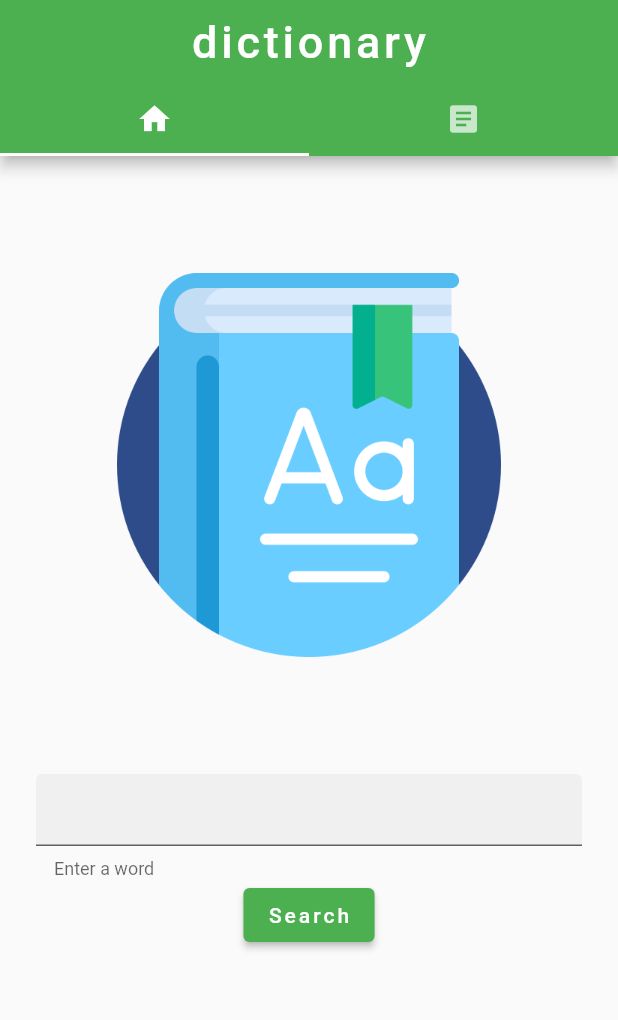
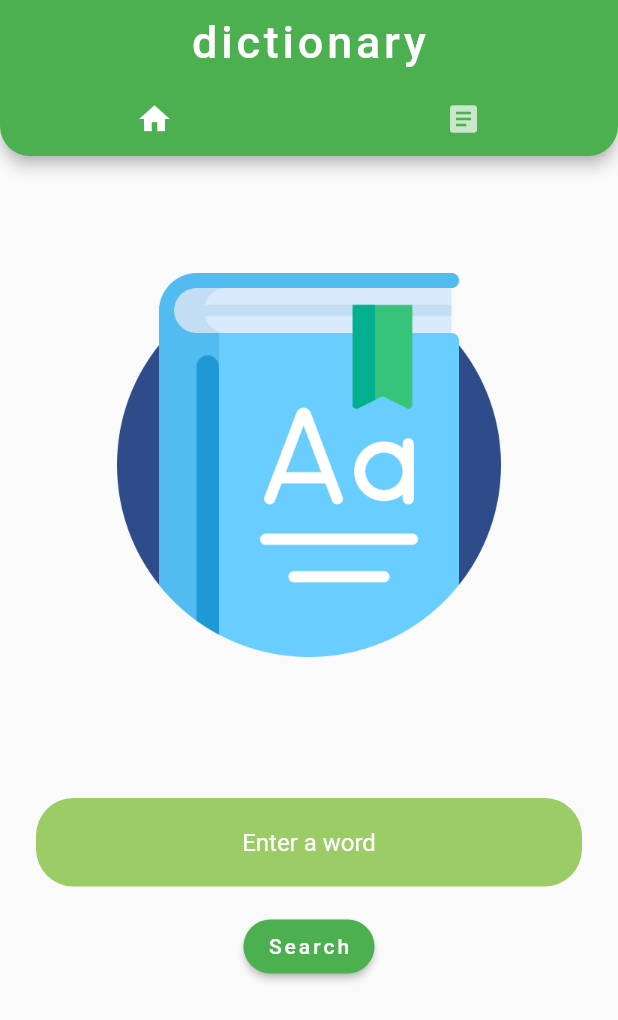
Before and after one commit to danger-ahead/flutter_dictionary, a Flutter app: the screen it shows after launch, on a phone screen of 412 x 824 dp. Shown: the top 1020 px of the screen. Run offline on Flutter 3.47's test engine with Material 2 defaults, Android fonts, the phone set to English and light mode, and no system bars; our stand-ins replace cached_network_image, connectivity_plus, google_fonts, sqflite; missing offline and left inert: dart:ffi; accounts and stored records are empty; Roboto replaces fonts that are missing (Michroma).

Commit message:
cached_network_image-added-&-ui-redefined

```diff
--- a/lib/home_about.dart
+++ b/lib/home_about.dart
@@ -1,6 +1,7 @@
 import 'package:flutter/cupertino.dart';
 import 'package:flutter/material.dart';
 import 'package:flutter/painting.dart';
+import 'package:flutter_dictionary/widgets/CachedNetImage.dart';
 import 'package:flutter_dictionary/widgets/NoNet.dart';
 import 'package:flutter_dictionary/PreviousWords.dart';
 import 'package:flutter_dictionary/random_results.dart';
@@ -20,13 +21,23 @@ dynamic layoutHomeAbout(int selected, BuildContext context) {
         ),
       ),
       Padding(
-        padding: const EdgeInsets.symmetric(horizontal: 24.0),
+        padding: const EdgeInsets.symmetric(horizontal: 24.0, vertical: 16.0),
         child: TextField(
           controller: _word,
           textAlign: TextAlign.center,
+          cursorColor: Colors.white,
           decoration: InputDecoration(
+            border: OutlineInputBorder(
+              borderRadius: BorderRadius.circular(25.0),
+              borderSide: BorderSide(
+                width: 0,
+                style: BorderStyle.none,
+              ),
+            ),
             filled: true,
-            helperText: 'Enter a word',
+            fillColor: Colors.lightGreen[400],
+            hintStyle: TextStyle(color: Colors.white),
+            hintText: 'Enter a word',
           ),
         ),
       ),
@@ -36,6 +47,11 @@ dynamic layoutHomeAbout(int selected, BuildContext context) {
         crossAxisAlignment: CrossAxisAlignment.center,
         children: [
           ElevatedButton(
+              style: ButtonStyle(
+                  shape: MaterialStateProperty.all<RoundedRectangleBorder>(
+                      RoundedRectangleBorder(
+                borderRadius: BorderRadius.circular(20),
+              ))),
               child: Text(
                 "Search",
                 style: GoogleFonts.michroma(
@@ -51,11 +67,14 @@ dynamic layoutHomeAbout(int selected, BuildContext context) {
                 }));
               }),
         ],
-      ), //Padding
+      ),
     ]),
     ListView(
       children: [
         Card(
+          shape: RoundedRectangleBorder(
+            borderRadius: BorderRadius.circular(15.0),
+          ),
           shadowColor: Colors.black,
           elevation: 4,
           child: TextButton(
@@ -70,17 +89,21 @@ dynamic layoutHomeAbout(int selected, BuildContext context) {
               }),
         ),
         Card(
+          shape: RoundedRectangleBorder(
+            borderRadius: BorderRadius.circular(15.0),
+          ),
           shadowColor: Colors.black,
           elevation: 4,
           child: Column(
             children: [
+              Padding(
+                padding: const EdgeInsets.symmetric(vertical: 8.0),
+                child: customNetImage(
+                    'https://lh3.googleusercontent.com/ogw/ADea4I7QpgCTJnwiZgv6ExWpzxWHljskDlkpPWQc8GgINjc=s200-c-mo',
+                    200.0,
+                    200.0),
+              ),
               ListTile(
-                leading: Padding(
-                  padding: const EdgeInsets.symmetric(vertical: 1.0),
-                  child: ClipRect(
-                      child: Image.network(
-                          'https://avatars.githubusercontent.com/u/55531939?v=4')),
-                ),
                 //ClipRect
                 title: Text(
                   "Hi, I'm Shourya!\nDICTIONARY is my first flutter project.",
@@ -103,10 +126,10 @@ dynamic layoutHomeAbout(int selected, BuildContext context) {
                               enableDomStorage: true)
                           : throw 'Could not launch $_github';
                     },
-                    icon: Image.network(
-                      'https://github.githubassets.com/images/modules/logos_page/GitHub-Mark.png',
-                      scale: 15,
-                    ),
+                    icon: customNetImage(
+                        'https://github.githubassets.com/images/modules/logos_page/GitHub-Mark.png',
+                        80,
+                        80),
                   ),
                   IconButton(
                     onPressed: () async {
@@ -122,10 +145,10 @@ dynamic layoutHomeAbout(int selected, BuildContext context) {
                           ? await launch(url)
                           : throw 'Could not launch $url';
                     },
-                    icon: Image.network(
-                      'https://upload.wikimedia.org/wikipedia/commons/thumb/5/5c/Email_Logo_PNG.png/640px-Email_Logo_PNG.png',
-                      scale: 25,
-                    ),
+                    icon: customNetImage(
+                        'https://upload.wikimedia.org/wikipedia/commons/3/33/647403-email-128.png',
+                        80,
+                        80),
                   ),
                   IconButton(
                     onPressed: () async {
@@ -135,10 +158,10 @@ dynamic layoutHomeAbout(int selected, BuildContext context) {
                             )
                           : throw 'Could not launch $_telegram';
                     },
-                    icon: Image.network(
-                      'https://upload.wikimedia.org/wikipedia/commons/thumb/8/82/Telegram_logo.svg/240px-Telegram_logo.svg.png',
-                      scale: 8,
-                    ),
+                    icon: customNetImage(
+                        'https://upload.wikimedia.org/wikipedia/commons/thumb/8/82/Telegram_logo.svg/240px-Telegram_logo.svg.png',
+                        80,
+                        80),
                   ),
                 ],
               )
--- a/lib/main.dart
+++ b/lib/main.dart
@@ -38,6 +38,11 @@ class _MyHomePageState extends State<MyHomePage> {
       length: 2,
       child: Scaffold(
         appBar: AppBar(
+          shape: RoundedRectangleBorder(
+            borderRadius: BorderRadius.vertical(
+              bottom: Radius.circular(20),
+            ),
+          ),
           title: Text(
             "dictionary",
             style: GoogleFonts.concertOne(
@@ -50,6 +55,7 @@ class _MyHomePageState extends State<MyHomePage> {
           ),
           centerTitle: true,
           bottom: TabBar(
+            indicatorColor: Colors.transparent,
             tabs: [
               Tab(
                 icon: Icon(Icons.home),
--- a/lib/widgets/NoNet.dart
+++ b/lib/widgets/NoNet.dart
@@ -4,7 +4,6 @@ import 'package:connectivity_plus/connectivity_plus.dart';
 
 Future<void> detectNetStatus(context) async {
   var connection = await (Connectivity().checkConnectivity());
-  print(connection);
 
   if (connection != ConnectivityResult.mobile &&
       connection != ConnectivityResult.wifi) {
--- a/pubspec.yaml
+++ b/pubspec.yaml
@@ -3,7 +3,7 @@ description: Dictionary app using Free Dictionary API.
 
 publish_to: 'none' # Remove this line if you wish to publish to pub.dev
 
-version: 2.0.2+1
+version: 2.1.0+1
 
 environment:
   sdk: ">=2.12.0 <3.0.0"
@@ -18,6 +18,7 @@ dependencies:
   http: ^0.13.3
   google_fonts: ^2.1.0
   connectivity_plus: ^1.0.6
+  cached_network_image: ^3.1.0
 
 dev_dependencies:
   flutter_test:
```
Also changed, not shown: lib/random_results.dart (+23 -8 lines), lib/results.dart (+16 -8 lines), lib/widgets/CachedNetImage.dart (added, +20 -0 lines), pubspec.lock, 1 other file.
